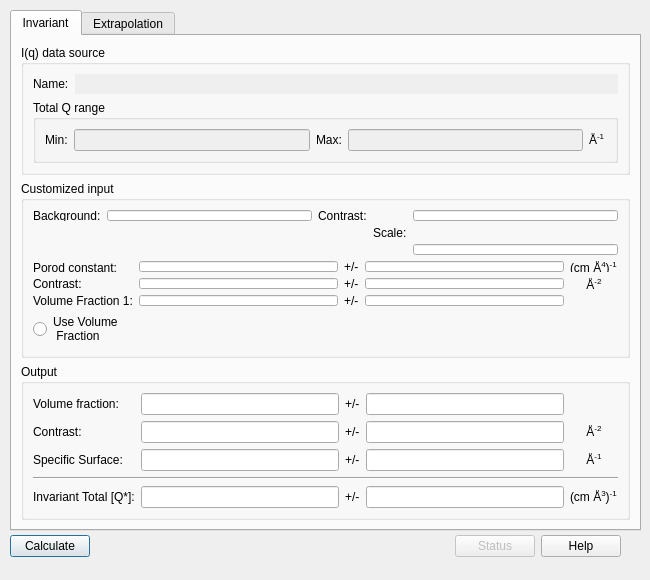
Before: the Qt Designer form src/sas/qtgui/Perspectives/Invariant/UI/TabbedInvariantUI.ui in SasView/sasview, drawn with Qt 5.
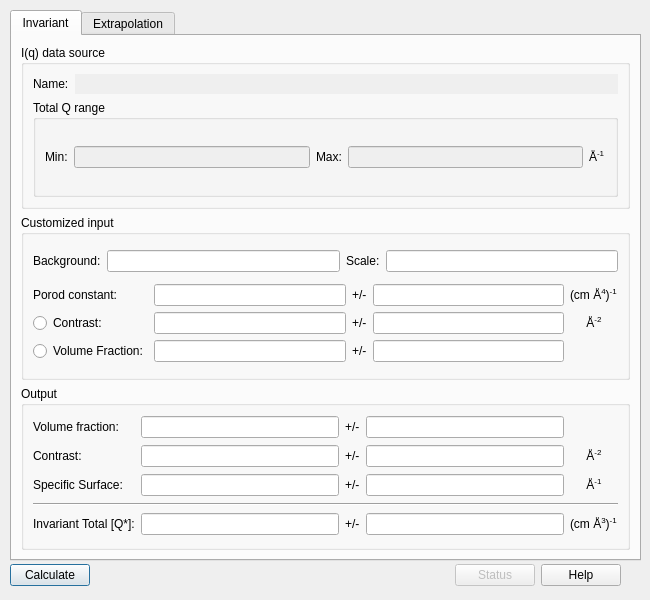
After: the same form once the commit is applied. The open tabs and pages were chosen to show the change.

Commit message:
Proper rebase and validity implementation
Allows calculation if no eror input

Resizes UI

Proper rebase, UI and uncertainties correction

Fixes tabstops for UI

What changed in the file:
```diff
--- a/src/sas/qtgui/Perspectives/Invariant/UI/TabbedInvariantUI.ui
+++ b/src/sas/qtgui/Perspectives/Invariant/UI/TabbedInvariantUI.ui
@@ -7,7 +7,7 @@
     <x>0</x>
     <y>0</y>
     <width>650</width>
-    <height>580</height>
+    <height>600</height>
    </rect>
   </property>
   <property name="sizePolicy">
@@ -19,7 +19,7 @@
   <property name="minimumSize">
    <size>
     <width>650</width>
-    <height>580</height>
+    <height>600</height>
    </size>
   </property>
   <property name="windowTitle">
@@ -31,7 +31,7 @@
      <x>10</x>
      <y>10</y>
      <width>631</width>
-     <height>521</height>
+     <height>551</height>
     </rect>
    </property>
    <property name="sizePolicy">
@@ -47,7 +47,7 @@
     </size>
    </property>
    <property name="currentIndex">
-    <number>1</number>
+    <number>0</number>
    </property>
    <widget class="QWidget" name="tabMain">
     <attribute name="title">
@@ -151,43 +151,36 @@
        </property>
        <layout class="QVBoxLayout" name="verticalLayout_5">
         <item>
-         <layout class="QGridLayout" name="gridLayout_3">
-          <item row="0" column="0">
+         <layout class="QHBoxLayout" name="horizontalLayout_2">
+          <item>
            <widget class="QLabel" name="lblBackground">
             <property name="text">
              <string>Background:</string>
             </property>
            </widget>
           </item>
-          <item row="0" column="1">
+          <item>
            <widget class="QLineEdit" name="txtBackgd"/>
           </item>
-          <item row="0" column="2">
-           <widget class="QLabel" name="label_8">
-            <property name="text">
-             <string>Contrast:</string>
-            </property>
-           </widget>
-          </item>
-          <item row="2" column="4">
-           <widget class="QLineEdit" name="txtVolFrac2"/>
-          </item>
-          <item row="1" column="3">
-           <widget class="QLabel" name="lblVF1">
+          <item>
+           <widget class="QLabel" name="lblScale">
             <property name="text">
              <string>Scale:</string>
             </property>
            </widget>
           </item>
-          <item row="0" column="4">
+          <item>
            <widget class="QLineEdit" name="txtScale"/>
           </item>
          </layout>
         </item>
         <item>
          <layout class="QGridLayout" name="gridLayout_10">
+          <item row="2" column="1">
+           <widget class="QLineEdit" name="txtVolFrac1"/>
+          </item>
           <item row="1" column="2">
-           <widget class="QLabel" name="label">
+           <widget class="QLabel" name="lblPM_5">
             <property name="text">
              <string>+/-</string>
             </property>
@@ -203,35 +196,35 @@
             </property>
            </widget>
           </item>
-          <item row="2" column="0">
-           <widget class="QLabel" name="label_33">
-            <property name="text">
-             <string>Volume Fraction 1:</string>
-            </property>
-           </widget>
-          </item>
-          <item row="1" column="0">
-           <widget class="QLabel" name="label_6">
-            <property name="text">
-             <string>Contrast:</string>
-            </property>
-           </widget>
-          </item>
-          <item row="2" column="2">
-           <widget class="QLabel" name="label_2">
-            <property name="text">
-             <string>+/-</string>
-            </property>
-           </widget>
-          </item>
-          <item row="1" column="3">
-           <widget class="QLineEdit" name="txtContrastErr"/>
-          </item>
           <item row="2" column="3">
            <widget class="QLineEdit" name="txtVolFrac1Err"/>
           </item>
-          <item row="2" column="1">
-           <widget class="QLineEdit" name="txtVolFrac1"/>
+          <item row="2" column="2">
+           <widget class="QLabel" name="lblPM_7">
+            <property name="text">
+             <string>+/-</string>
+            </property>
+           </widget>
+          </item>
+          <item row="1" column="3">
+           <widget class="QLineEdit" name="txtContrastErr"/>
+          </item>
+          <item row="0" column="2">
+           <widget class="QLabel" name="lblPM_6">
+            <property name="text">
+             <string>+/-</string>
+            </property>
+           </widget>
+          </item>
+          <item row="0" column="3">
+           <widget class="QLineEdit" name="txtPorodCstErr"/>
+          </item>
+          <item row="0" column="0">
+           <widget class="QLabel" name="lblPorodCst">
+            <property name="text">
+             <string>&lt;html&gt;&lt;head/&gt;&lt;body&gt;&lt;p&gt;Porod constant:&lt;/p&gt;&lt;/body&gt;&lt;/html&gt;</string>
+            </property>
+           </widget>
           </item>
           <item row="0" column="1">
            <widget class="QLineEdit" name="txtPorodCst">
@@ -240,23 +233,6 @@
             </property>
            </widget>
           </item>
-          <item row="0" column="0">
-           <widget class="QLabel" name="label_10">
-            <property name="text">
-             <string>&lt;html&gt;&lt;head/&gt;&lt;body&gt;&lt;p&gt;Porod constant:&lt;/p&gt;&lt;/body&gt;&lt;/html&gt;</string>
-            </property>
-           </widget>
-          </item>
-          <item row="0" column="2">
-           <widget class="QLabel" name="label_3">
-            <property name="text">
-             <string>+/-</string>
-            </property>
-           </widget>
-          </item>
-          <item row="0" column="3">
-           <widget class="QLineEdit" name="txtPorodCstErr"/>
-          </item>
           <item row="0" column="4">
            <widget class="QLabel" name="lblPorodCstUnits">
             <property name="text">
@@ -264,11 +240,14 @@
             </property>
            </widget>
           </item>
-         </layout>
-        </item>
-        <item>
-         <layout class="QHBoxLayout" name="horizontalLayout_9">
-          <item>
+          <item row="1" column="0">
+           <widget class="QRadioButton" name="rbContrast">
+            <property name="text">
+             <string>Contrast:</string>
+            </property>
+           </widget>
+          </item>
+          <item row="2" column="0">
            <widget class="QRadioButton" name="rbVolFrac">
             <property name="sizePolicy">
              <sizepolicy hsizetype="Minimum" vsizetype="Minimum">
@@ -277,8 +256,7 @@
              </sizepolicy>
             </property>
             <property name="text">
-             <string>Use Volume
- Fraction</string>
+             <string>Volume Fraction:</string>
             </property>
            </widget>
           </item>
@@ -637,7 +615,7 @@
            </widget>
           </item>
           <item row="1" column="2">
-           <widget class="QLabel" name="labelUnits_2">
+           <widget class="QLabel" name="lblGuinierEndUnits">
             <property name="text">
              <string>&lt;html&gt;&lt;head/&gt;&lt;body&gt;&lt;p&gt;Å&lt;span style=&quot; vertical-align:super;&quot;&gt;-1&lt;/span&gt;&lt;/p&gt;&lt;/body&gt;&lt;/html&gt;</string>
             </property>
@@ -740,7 +718,7 @@
            </widget>
           </item>
           <item row="1" column="3">
-           <widget class="QLabel" name="labelUnits">
+           <widget class="QLabel" name="lblPorodStartUnits">
             <property name="sizePolicy">
              <sizepolicy hsizetype="Preferred" vsizetype="Minimum">
               <horstretch>0</horstretch>
@@ -802,7 +780,7 @@
            </widget>
           </item>
           <item row="2" column="3">
-           <widget class="QLabel" name="labelUnits_3">
+           <widget class="QLabel" name="lblPorodEndUnits">
             <property name="sizePolicy">
              <sizepolicy hsizetype="Preferred" vsizetype="Minimum">
               <horstretch>0</horstretch>
@@ -895,7 +873,7 @@
    <property name="geometry">
     <rect>
      <x>10</x>
-     <y>531</y>
+     <y>560</y>
      <width>611</width>
      <height>31</height>
     </rect>
```
Left out of the diff: 24 changed lines with no effect on the pictures. The commit also changes 2 other files.
